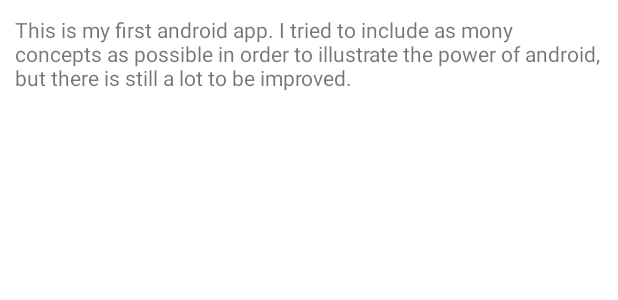
After one commit to padjal/el-map, an Android app: the layout fragment_about.xml on its own in the app's theme, with its tools: preview values and no code run, on a phone screen of 412 x 824 dp. The commit adds this screen. Shown: the top 300 px of the screen. Run offline under Robolectric (Android 15) with nearby library versions, the phone set to English and light mode, and no system bars.

Commit message:
Open about
Implemented opening the about fragment and returning to the profile section.

```diff
--- a/app/build.gradle
+++ b/app/build.gradle
@@ -60,4 +60,5 @@ dependencies {
     implementation 'com.google.firebase:firebase-auth-ktx'
     implementation 'com.firebaseui:firebase-ui-auth:7.2.0'
     implementation 'com.google.android.gms:play-services-auth:20.2.0'
+    implementation 'com.firebaseui:firebase-ui-storage:7.2.0'
 }
--- a/app/src/main/java/com/webdojobg/elmap/MainActivity.kt
+++ b/app/src/main/java/com/webdojobg/elmap/MainActivity.kt
@@ -40,4 +40,9 @@ class MainActivity : AppCompatActivity() {
         navView.setupWithNavController(navController)
 
     }
+
+    override fun onSupportNavigateUp(): Boolean {
+        val navController = findNavController(R.id.nav_host_fragment_activity_main)
+        return navController.navigateUp() || super.onSupportNavigateUp()
+    }
 }
--- /dev/null
+++ b/app/src/main/res/layout/fragment_about.xml
@@ -0,0 +1,12 @@
+<?xml version="1.0" encoding="utf-8"?>
+<androidx.constraintlayout.widget.ConstraintLayout xmlns:android="http://schemas.android.com/apk/res/android"
+    xmlns:tools="http://schemas.android.com/tools"
+    android:layout_width="match_parent"
+    android:layout_height="match_parent">
+<TextView
+    android:padding="10dp"
+    android:layout_width="wrap_content"
+    android:layout_height="wrap_content"
+    android:text="@string/about"
+    tools:ignore="MissingConstraints" />
+</androidx.constraintlayout.widget.ConstraintLayout>
--- a/app/src/main/res/layout/fragment_profile.xml
+++ b/app/src/main/res/layout/fragment_profile.xml
@@ -76,6 +76,7 @@
             </LinearLayout>
 
             <LinearLayout
+                android:id="@+id/profile_about"
                 android:layout_width="match_parent"
                 android:layout_height="wrap_content"
                 android:clickable="true"
--- a/app/src/main/res/values/colors.xml
+++ b/app/src/main/res/values/colors.xml
@@ -7,4 +7,6 @@
     <color name="teal_700">#FF018786</color>
     <color name="black">#FF000000</color>
     <color name="white">#FFFFFFFF</color>
+    <color name="green">#32EB22</color>
+    <color name="red">#F45454</color>
 </resources>
--- a/app/src/main/res/values/strings.xml
+++ b/app/src/main/res/values/strings.xml
@@ -7,5 +7,5 @@
     <string name="profile_about">О приложении</string>
     <string name="station_navigation">Путь</string>
     <string name="station_report">Проблем</string>
-
+    <string name="about">This is my first android app. I tried to include as mony concepts as possible in order to illustrate the power of android, but there is still a lot to be improved.</string>
 </resources>
```
Also changed, not shown: app/src/main/java/com/webdojobg/elmap/data/models/Station.kt (+7 -2 lines), app/src/main/java/com/webdojobg/elmap/ui/map/MapFragment.kt (+14 -0 lines), app/src/main/java/com/webdojobg/elmap/ui/profile/AboutAppFragment.kt (added, +27 -0 lines), app/src/main/java/com/webdojobg/elmap/ui/profile/ProfileFragment.kt (+10 -4 lines), app/src/main/res/layout/fragment_map.xml (+6 -2 lines), app/src/main/res/navigation/mobile_navigation.xml (+17 -1 lines).
